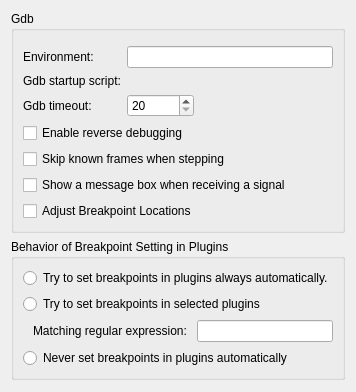
Above: src/plugins/debugger/gdb/gdboptionspage.ui from qt-creator/qt-creator before the change. Below: the same form after it.
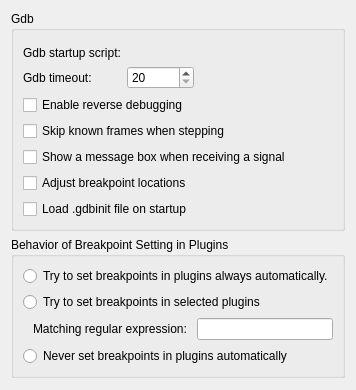
That is the form after the change. Custom widgets are drawn as their Qt base class.

Commit message: debugger: make reading of .gdbinit optional

What changed in the file:
```diff
--- a/src/plugins/debugger/gdb/gdboptionspage.ui
+++ b/src/plugins/debugger/gdb/gdboptionspage.ui
@@ -25,19 +25,6 @@
        <widget class="Debugger::Internal::GdbChooserWidget" name="gdbChooserWidget" native="true"/>
       </item>
       <item row="1" column="0">
-       <widget class="QLabel" name="labelEnvironment">
-        <property name="text">
-         <string>Environment:</string>
-        </property>
-        <property name="buddy">
-         <cstring>environmentEdit</cstring>
-        </property>
-       </widget>
-      </item>
-      <item row="1" column="1">
-       <widget class="QLineEdit" name="environmentEdit"/>
-      </item>
-      <item row="2" column="0">
        <widget class="QLabel" name="labelGdbStartupScript">
         <property name="toolTip">
          <string>This is either empty or points to a file containing gdb commands that will be executed immediately after gdb starts up.</string>
@@ -47,17 +34,17 @@
         </property>
        </widget>
       </item>
-      <item row="2" column="1">
+      <item row="1" column="1">
        <widget class="Utils::PathChooser" name="scriptFileChooser"/>
       </item>
-      <item row="3" column="0">
+      <item row="2" column="0">
        <widget class="QLabel" name="labelGdbWatchdogTimeout">
         <property name="text">
          <string>Gdb timeout:</string>
         </property>
        </widget>
       </item>
-      <item row="3" column="1">
+      <item row="2" column="1">
        <widget class="QSpinBox" name="spinBoxGdbWatchdogTimeout">
         <property name="toolTip">
          <string>This is the number of seconds Qt Creator will wait before
@@ -83,14 +70,14 @@
         </property>
        </widget>
       </item>
-      <item row="4" column="0" colspan="2">
+      <item row="3" column="0" colspan="2">
        <widget class="QCheckBox" name="checkBoxEnableReverseDebugging">
         <property name="text">
          <string>Enable reverse debugging</string>
         </property>
        </widget>
       </item>
-      <item row="5" column="0" colspan="2">
+      <item row="4" column="0" colspan="2">
        <widget class="QCheckBox" name="checkBoxSkipKnownFrames">
         <property name="toolTip">
          <string>When this option is checked, 'Step Into' compresses several steps into one in certain situations, leading to 'less noisy' debugging. So will, e.g., the atomic
@@ -101,17 +88,24 @@
         </property>
        </widget>
       </item>
-      <item row="6" column="0" colspan="2">
+      <item row="5" column="0" colspan="2">
        <widget class="QCheckBox" name="checkBoxUseMessageBoxForSignals">
         <property name="text">
          <string>Show a message box when receiving a signal</string>
         </property>
        </widget>
       </item>
-      <item row="7" column="0" colspan="2">
+      <item row="6" column="0" colspan="2">
        <widget class="QCheckBox" name="checkBoxAdjustBreakpointLocations">
         <property name="text">
-         <string>Adjust Breakpoint Locations</string>
+         <string>Adjust breakpoint locations</string>
+        </property>
+       </widget>
+      </item>
+      <item row="7" column="0" colspan="2">
+       <widget class="QCheckBox" name="checkBoxLoadGdbInit">
+        <property name="text">
+         <string>Load .gdbinit file on startup</string>
         </property>
        </widget>
       </item>
```
The commit also changes 4 other files.
